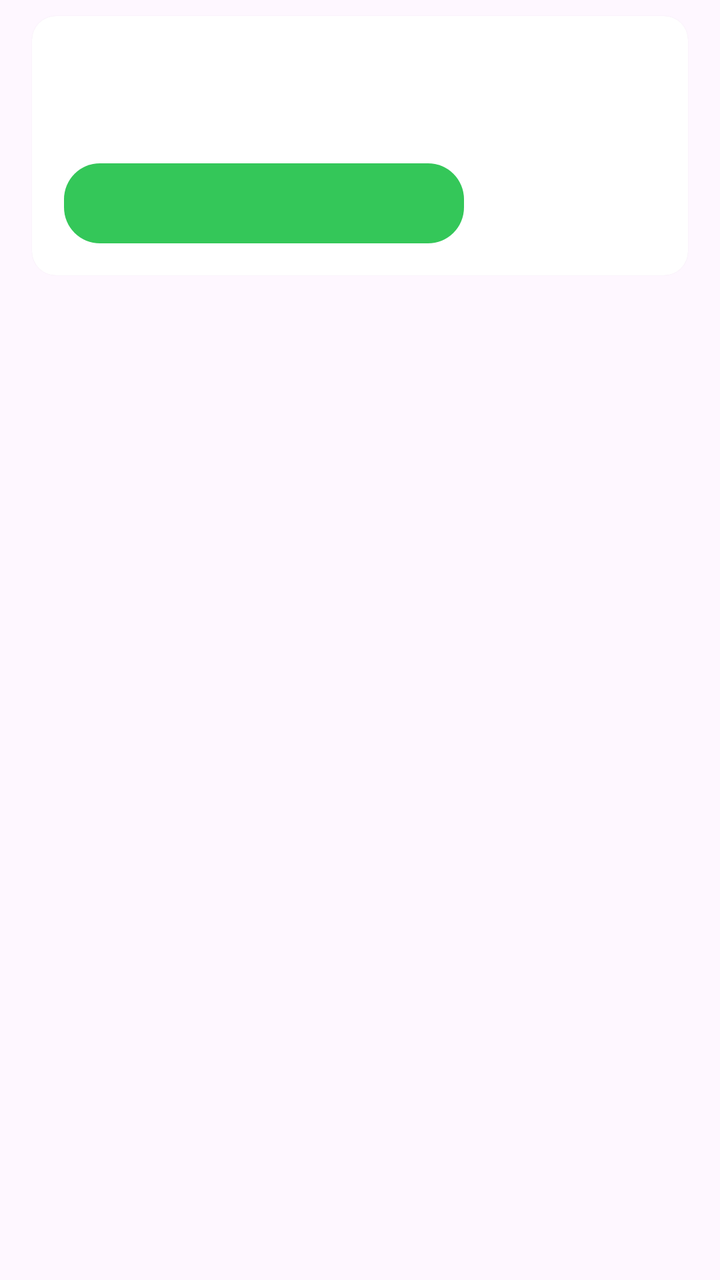
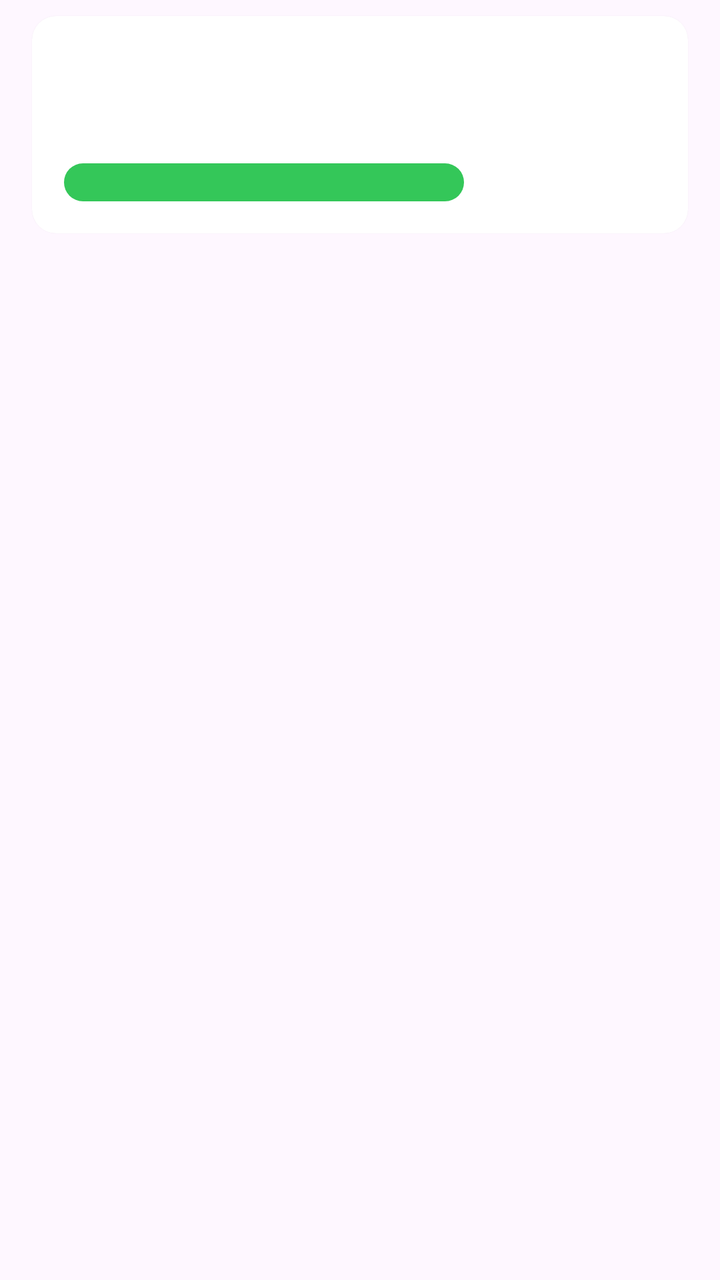

The first picture is an Android layout as it rendered before a commit; the second is the same layout after the commit. The layout source and the unified diff follow.
<!-- AndroidManifest.xml: application theme Theme.WeiTiku -->
<!-- res/layout/item_search_result.xml -->
<?xml version="1.0" encoding="utf-8"?>
<LinearLayout xmlns:android="http://schemas.android.com/apk/res/android"
    android:layout_width="match_parent"
    android:layout_height="wrap_content"
    android:orientation="vertical">

    <androidx.cardview.widget.CardView
        xmlns:app="http://schemas.android.com/apk/res-auto"
        android:layout_width="match_parent"
        android:layout_height="wrap_content"
        android:layout_marginLeft="16dp"
        android:layout_marginTop="8dp"
        android:layout_marginRight="16dp"
        app:cardCornerRadius="12dp"
        app:cardElevation="1dp">

        <LinearLayout
            android:layout_width="match_parent"
            android:layout_height="wrap_content"
            android:orientation="vertical">

            <TextView
                android:id="@+id/tvTitle"
                android:layout_width="match_parent"
                android:layout_height="wrap_content"
                android:layout_marginLeft="16dp"
                android:layout_marginTop="16dp"
                android:layout_marginRight="16dp"
                android:lineSpacingExtra="2dp"
                android:textColor="@color/text_main"
                android:textSize="17sp" />

            <TextView
                android:id="@+id/tvDesc"
                android:layout_width="match_parent"
                android:layout_height="wrap_content"
                android:layout_marginLeft="16dp"
                android:layout_marginTop="4dp"
                android:layout_marginRight="16dp"
                android:lineSpacingExtra="2dp"
                android:textColor="@color/text_sub"
                android:textSize="14sp" />

            <TextView
                android:id="@+id/tvExam"
                android:layout_width="200dp"
                android:layout_height="40dp"
                android:layout_marginLeft="16dp"
                android:layout_marginTop="12dp"
                android:layout_marginBottom="16dp"
                android:background="@drawable/bg_pill_green"
                android:gravity="center"
                android:textColor="@color/white"
                android:textSize="14sp" />
        </LinearLayout>
    </androidx.cardview.widget.CardView>
</LinearLayout>
<!-- resources referenced by this layout -->
<resources>
  <color name="text_main">#FF222222</color>
  <color name="text_sub">#FF888888</color>
  <color name="white">#FFFFFFFF</color>
  <!-- drawable bg_pill_green (drawable) -->
  <?xml version="1.0" encoding="utf-8"?>
  <shape xmlns:android="http://schemas.android.com/apk/res/android">
      <solid android:color="#FF34C759" />
      <corners android:radius="18dp" />
  </shape>
  <style name="Theme.WeiTiku" parent="Theme.Material3.DayNight.NoActionBar">
          <item name="colorPrimary">@color/brand_primary</item>
          <item name="colorOnPrimary">@color/white</item>
          <item name="android:statusBarColor">@color/brand_primary</item>
      </style>
  <color name="brand_primary">#FF6B35</color>
</resources>

<!-- the commit's change to res/layout/item_search_result.xml (unified diff, before → after) -->
@@ -34,6 +34,7 @@
                 android:id="@+id/tvDesc"
                 android:layout_width="match_parent"
                 android:layout_height="wrap_content"
+            android:maxLines="16"
                 android:layout_marginLeft="16dp"
                 android:layout_marginTop="4dp"
                 android:layout_marginRight="16dp"
@@ -44,7 +45,8 @@
             <TextView
                 android:id="@+id/tvExam"
                 android:layout_width="200dp"
-                android:layout_height="40dp"
+                android:layout_height="wrap_content"
+            android:maxLines="16"
                 android:layout_marginLeft="16dp"
                 android:layout_marginTop="12dp"
                 android:layout_marginBottom="16dp"
